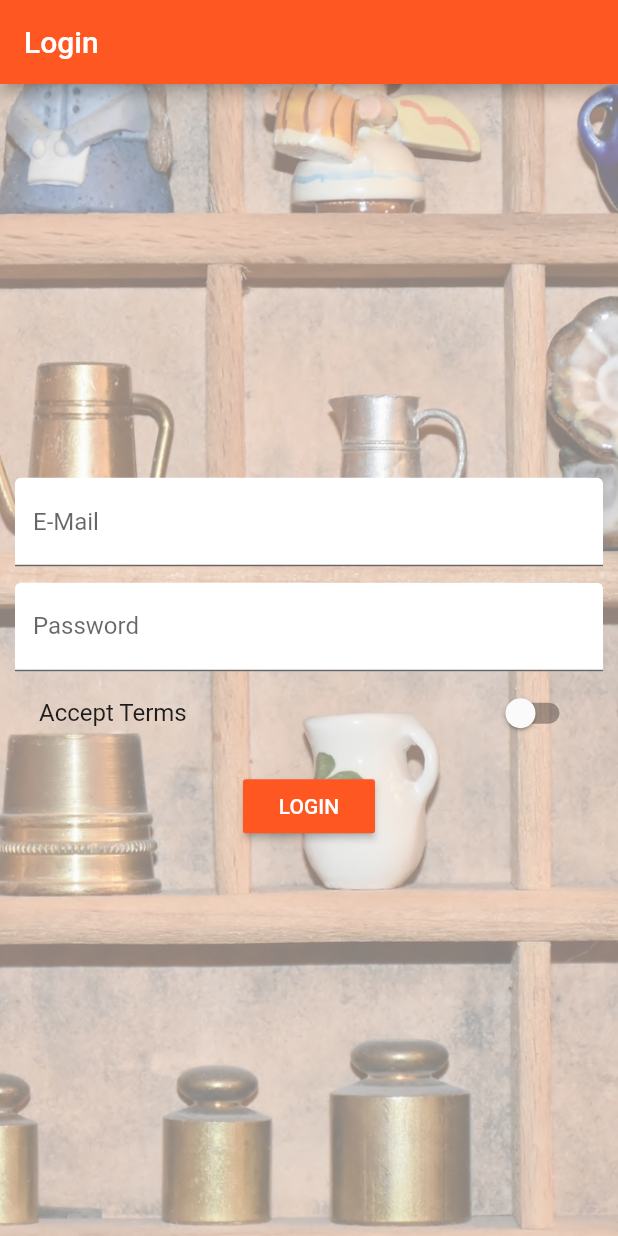
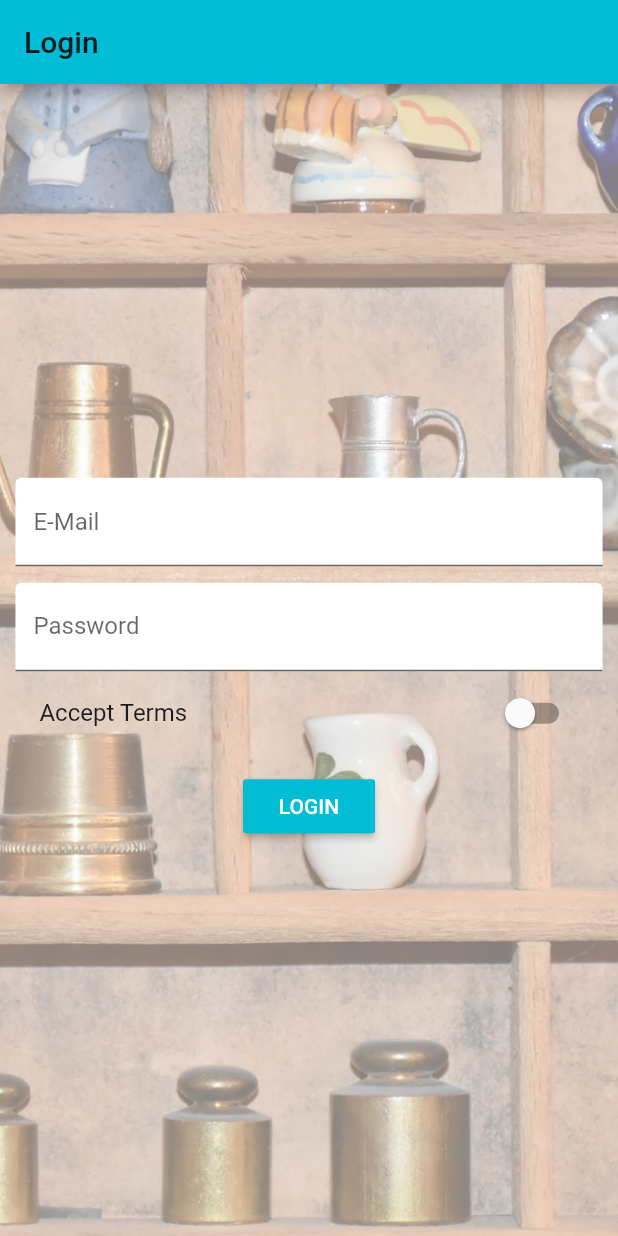
Before and after one commit to hinriksnaer/FlutterUdemy, a Flutter app: the screen it shows after launch, on a phone screen of 412 x 824 dp. Run offline on Flutter 3.47's test engine with Material 2 defaults, Android fonts, the phone set to English and light mode, and no system bars.

Commit message:
lecture 123

```diff
--- a/lib/main.dart
+++ b/lib/main.dart
@@ -41,9 +41,11 @@ class _MyAppState extends State<MyApp> {
     return MaterialApp(
       // debugShowMaterialGrid: true,
       theme: ThemeData(
-          brightness: Brightness.light,
-          primarySwatch: Colors.deepOrange,
-          accentColor: Colors.deepPurple),
+        brightness: Brightness.light,
+        primarySwatch: Colors.cyan,
+        accentColor: Colors.pink,
+        buttonColor: Colors.pink,
+        ),
       // home: AuthPage(),
       routes: {
         '/': (BuildContext context) => AuthPage(),
--- a/lib/pages/auth.dart
+++ b/lib/pages/auth.dart
@@ -12,54 +12,43 @@ class _AuthPageState extends State<AuthPage> {
   String _passwordValue;
   bool _acceptTerms = false;
 
-  @override
-  Widget build(BuildContext context) {
-    return Scaffold(
-      appBar: AppBar(
-        title: Text('Login'),
-      ),
-      body: Container(
-        decoration: BoxDecoration(
-          image: DecorationImage(
+  DecorationImage _buildBackgroundImage() {
+    return DecorationImage(
       fit: BoxFit.cover,
-            colorFilter: ColorFilter.mode(
-                Colors.black.withOpacity(0.5), BlendMode.dstATop),
+      colorFilter:
+          ColorFilter.mode(Colors.black.withOpacity(0.5), BlendMode.dstATop),
       image: AssetImage('assets/background.jpg'),
-          ),
-        ),
-        padding: EdgeInsets.all(10.0),
-        child: Center(
-          child: SingleChildScrollView(
-            child: Column(
-              children: <Widget>[
-                TextField(
+    );
+  }
+
+  Widget _buildEmailTextField() {
+    return TextField(
       decoration: InputDecoration(
-                      labelText: 'E-Mail',
-                      filled: true,
-                      fillColor: Colors.white),
+          labelText: 'E-Mail', filled: true, fillColor: Colors.white),
       keyboardType: TextInputType.emailAddress,
       onChanged: (String value) {
         setState(() {
           _emailValue = value;
         });
       },
-                ),
-                SizedBox(
-                  height: 10.9,
-                ),
-                TextField(
+    );
+  }
+
+  Widget _buildPasswordTextField() {
+    return TextField(
       decoration: InputDecoration(
-                      labelText: 'Password',
-                      filled: true,
-                      fillColor: Colors.white),
+          labelText: 'Password', filled: true, fillColor: Colors.white),
       obscureText: true,
       onChanged: (String value) {
         setState(() {
           _passwordValue = value;
         });
       },
-                ),
-                SwitchListTile(
+    );
+  }
+
+  Widget _buildAcceptSwitch() {
+    return SwitchListTile(
       value: _acceptTerms,
       onChanged: (bool value) {
         setState(() {
@@ -67,7 +56,41 @@ class _AuthPageState extends State<AuthPage> {
         });
       },
       title: Text('Accept Terms'),
+    );
+  }
+
+  void _submitForm() {
+    print(_emailValue);
+    print(_passwordValue);
+    Navigator.pushReplacementNamed(context, '/products');
+  }
+
+  @override
+  Widget build(BuildContext context) {
+    final double deviceWidth = MediaQuery.of(context).size.width;
+    final double targetWidth = deviceWidth > 550 ? 500.0 : deviceWidth * 0.95;
+
+    return Scaffold(
+      appBar: AppBar(
+        title: Text('Login'),
       ),
+      body: Container(
+        decoration: BoxDecoration(
+          image: _buildBackgroundImage(),
+        ),
+        padding: EdgeInsets.all(10.0),
+        child: Center(
+          child: SingleChildScrollView(
+            child: Container(
+              width: targetWidth,
+              child: Column(
+                children: <Widget>[
+                  _buildEmailTextField(),
+                  SizedBox(
+                    height: 10.9,
+                  ),
+                  _buildPasswordTextField(),
+                  _buildAcceptSwitch(),
                   SizedBox(
                     height: 10.0,
                   ),
@@ -75,13 +98,10 @@ class _AuthPageState extends State<AuthPage> {
                     color: Theme.of(context).primaryColor,
                     textColor: Colors.white,
                     child: Text('LOGIN'),
-                  onPressed: () {
-                    print(_emailValue);
-                    print(_passwordValue);
-                    Navigator.pushReplacementNamed(context, '/products');
-                  },
+                    onPressed: _submitForm,
                   ),
                 ],
+              ),
             ),
           ),
         ),
```
Also changed, not shown: lib/pages/product.dart (+26 -23 lines), lib/pages/product_create.dart (+18 -9 lines), lib/pages/products.dart (+9 -5 lines), lib/pages/products_admin.dart (+11 -7 lines), lib/widgets/products/product_card.dart (+20 -12 lines). Lines whose indentation alone changed are shown as unchanged.
